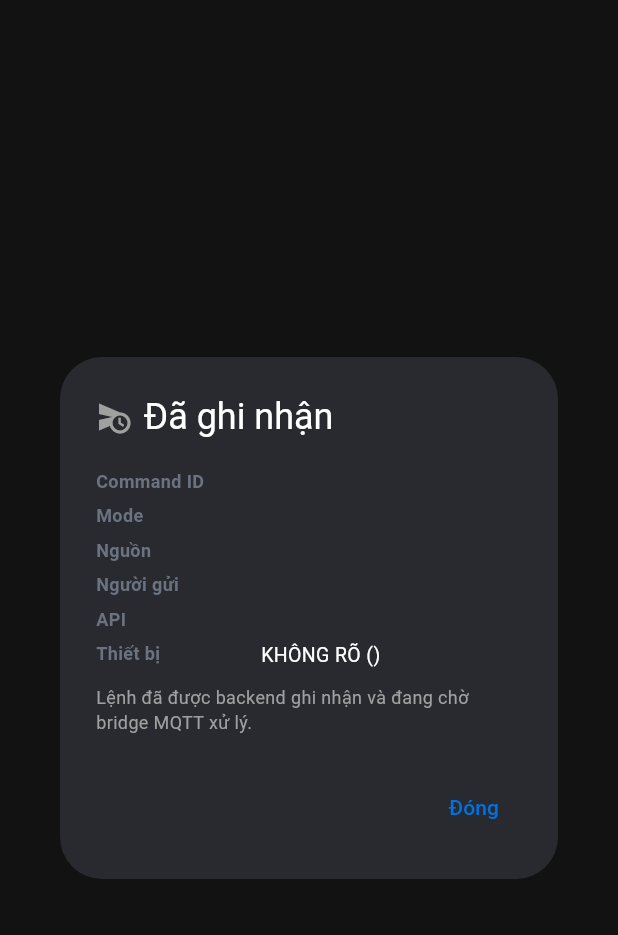
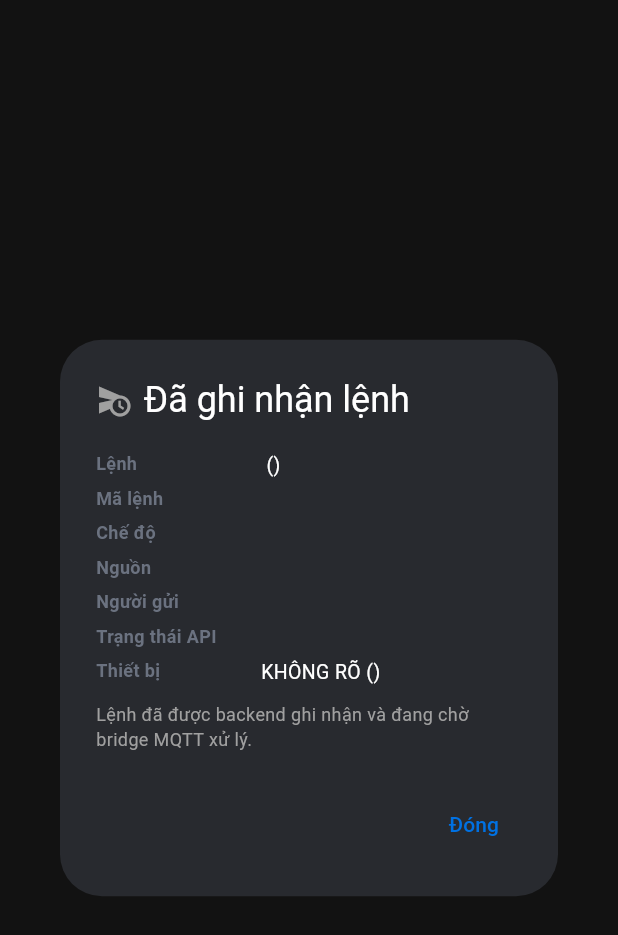
Before and after one commit to xuanhai0913/iot-traffic-light-wokwi, a Flutter app: the CommandResultDialog widget shown alone on an empty page, opened directly with empty values, on a phone screen of 412 x 824 dp. Shown: the top 935 px of the screen. Run offline on Flutter 3.47's test engine with Material 3 defaults, Android fonts, the phone set to English and light mode, and no system bars; our stand-ins replace shared_preferences; accounts and stored records are empty; network calls fail.

Commit message:
Harden Flutter mobile workflows

```diff
--- a/flutter_app/lib/widgets/dialogs.dart
+++ b/flutter_app/lib/widgets/dialogs.dart
@@ -79,20 +79,24 @@ class CommandResultDialog extends StatelessWidget {
       mainAxisSize: MainAxisSize.min,
       crossAxisAlignment: CrossAxisAlignment.stretch,
       children: [
-        _ResultRow(label: 'Command ID', value: commandId),
-        _ResultRow(label: 'Mode', value: modeCode),
+        _ResultRow(
+          label: 'Lệnh',
+          value: '${commandLabel(command, modeCode: modeCode)} ($command)',
+        ),
+        _ResultRow(label: 'Mã lệnh', value: commandId),
+        _ResultRow(label: 'Chế độ', value: modeCode),
         _ResultRow(label: 'Nguồn', value: source),
         _ResultRow(label: 'Người gửi', value: createdBy),
-        _ResultRow(label: 'API', value: commandStatus),
+        _ResultRow(label: 'Trạng thái API', value: commandStatus),
         _ResultRow(label: 'Thiết bị', value: '$statusText ($deviceStatus)'),
         if (createdAt.isNotEmpty)
           _ResultRow(label: 'Tạo lúc', value: createdAt),
         if (publishedAt.isNotEmpty)
-          _ResultRow(label: 'Publish lúc', value: publishedAt),
+          _ResultRow(label: 'Đăng MQTT lúc', value: publishedAt),
         if (acknowledgedAt.isNotEmpty)
-          _ResultRow(label: 'ACK lúc', value: acknowledgedAt),
+          _ResultRow(label: 'Xác nhận lúc', value: acknowledgedAt),
         if (mqttTopic.isNotEmpty)
-          _ResultRow(label: 'MQTT topic', value: mqttTopic),
+          _ResultRow(label: 'Chủ đề MQTT', value: mqttTopic),
         if (deviceMessage.isNotEmpty)
           _ResultRow(
             label: 'Chi tiết',
@@ -105,12 +109,13 @@ class CommandResultDialog extends StatelessWidget {
         ),
       ],
     );
+    final scrollableBody = SingleChildScrollView(child: body);
     if (isIOS) {
       return CupertinoAlertDialog(
-        title: Text(_title(deviceStatus, command)),
+        title: Text(_title(deviceStatus)),
         content: Padding(
           padding: const EdgeInsets.only(top: 8),
-          child: body,
+          child: scrollableBody,
         ),
         actions: [
           CupertinoDialogAction(
@@ -127,12 +132,11 @@ class CommandResultDialog extends StatelessWidget {
           Icon(_statusIcon(deviceStatus), color: statusColor),
           const SizedBox(width: 8),
           Expanded(
-            child: Text(_title(deviceStatus, command),
-                overflow: TextOverflow.ellipsis),
+            child: Text(_title(deviceStatus), overflow: TextOverflow.ellipsis),
           ),
         ],
       ),
-      content: body,
+      content: scrollableBody,
       actions: [
         TextButton(
           onPressed: () => Navigator.of(context).pop(),
@@ -142,13 +146,13 @@ class CommandResultDialog extends StatelessWidget {
     );
   }
 
-  String _title(String deviceStatus, String command) {
+  String _title(String deviceStatus) {
     return switch (deviceStatus) {
-      'acknowledged' => 'Thiết bị đã áp dụng $command',
-      'published' => 'Đã gửi $command lên MQTT',
-      'publish_failed' => 'Gửi $command xuống thiết bị thất bại',
-      'not_sent' => '$command bị từ chối',
-      _ => 'Đã ghi nhận $command',
+      'acknowledged' => 'Thiết bị đã áp dụng lệnh',
+      'published' => 'Đã gửi lệnh lên MQTT',
+      'publish_failed' => 'Gửi lệnh xuống thiết bị thất bại',
+      'not_sent' => 'Lệnh bị từ chối',
+      _ => 'Đã ghi nhận lệnh',
     };
   }
 
@@ -221,6 +225,8 @@ class DangerousCommandDialog extends StatelessWidget {
 
   @override
   Widget build(BuildContext context) {
+    final command = 'SET_$modeCode';
+    final title = 'Xác nhận ${commandLabel(command, modeCode: modeCode)}';
     final content = Column(
       mainAxisSize: MainAxisSize.min,
       crossAxisAlignment: CrossAxisAlignment.start,
@@ -234,6 +240,11 @@ class DangerousCommandDialog extends StatelessWidget {
         ),
         const SizedBox(height: 12),
         Text(_impact),
+        const SizedBox(height: 8),
+        Text(
+          'Mã lệnh: $command',
+          style: const TextStyle(fontSize: 12, fontWeight: FontWeight.w600),
+        ),
         const SizedBox(height: 12),
         const Text(
           'Thiết bị sẽ nhận mode mới khi bridge MQTT gửi lệnh thành công.',
@@ -243,7 +254,7 @@ class DangerousCommandDialog extends StatelessWidget {
     );
     if (isIOS) {
       return CupertinoAlertDialog(
-        title: Text('Xác nhận SET_$modeCode'),
+        title: Text(title),
         content: Padding(
           padding: const EdgeInsets.only(top: 8),
           child: content,
@@ -263,7 +274,7 @@ class DangerousCommandDialog extends StatelessWidget {
     }
     return AlertDialog(
       icon: Icon(danger.icon, color: danger.color, size: 32),
-      title: Text('Xác nhận SET_$modeCode'),
+      title: Text(title),
       content: content,
       actions: [
         TextButton(
```
Also changed, not shown: flutter_app/lib/app/home_page.dart (+23 -18 lines), flutter_app/lib/data/dashboard_snapshot.dart (+54 -8 lines), flutter_app/lib/views/mobile_settings_view.dart (+11 -7 lines), flutter_app/lib/views/onboarding_view.dart (+5 -4 lines), flutter_app/lib/views/schedule_view.dart (+5 -4 lines), flutter_app/lib/widgets/atoms.dart (+35 -8 lines), 1 other file.
